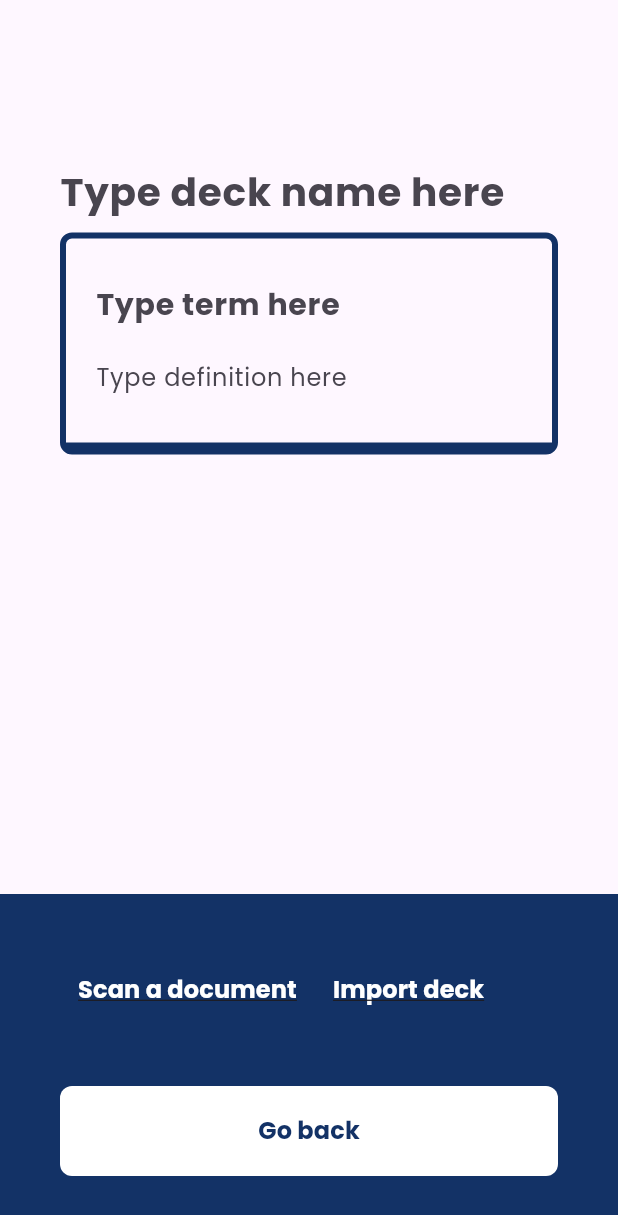
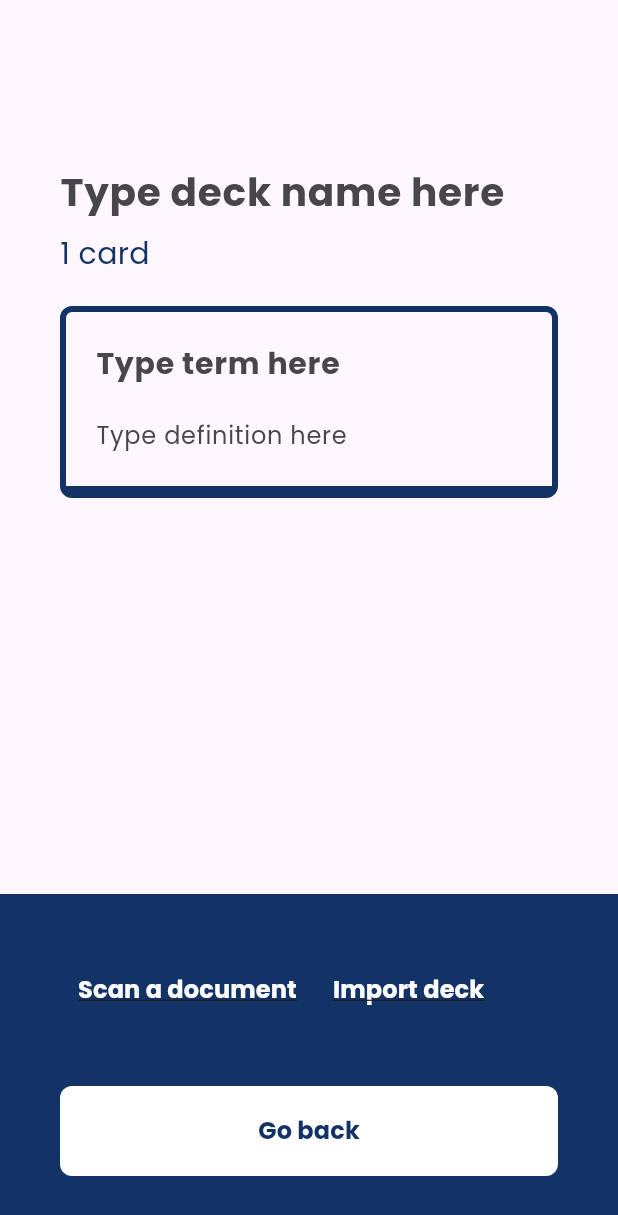
Before and after one commit to juul-vandevelde-howest/smartAppDev-eindopdracht, a Flutter app: the Add screen opened directly, on a phone screen of 412 x 824 dp. Shown: the top 1215 px of the screen. Run offline on Flutter 3.47's test engine with Material 3 defaults, Android fonts, the light colour scheme and no system bars; our stand-ins replace firebase_auth, firebase_core, phosphor_flutter; accounts and stored records are empty.

Commit message:
feat: base layout for add page is ready

```diff
--- a/lib/routes/flip/add.dart
+++ b/lib/routes/flip/add.dart
@@ -31,6 +31,11 @@ class Add extends StatelessWidget {
               ),
             ),
           ),
+          const Padding(
+            padding: EdgeInsets.only(bottom: 20, left: 40, right: 40),
+            // TODO: Add a way to change the number of cards
+            child: Text('1 card', style: TextStyle(fontSize: 20)),
+          ),
           Expanded(
             child: Padding(
               padding: const EdgeInsets.symmetric(horizontal: 40),
@@ -61,12 +66,14 @@ class Add extends StatelessWidget {
                       borderRadius: BorderRadius.circular(8),
                     ),
                     child: Padding(
-                      padding: const EdgeInsets.all(20.0),
+                      padding: const EdgeInsets.symmetric(
+                          horizontal: 20, vertical: 10),
                       child: Row(
                         crossAxisAlignment: CrossAxisAlignment.start,
                         mainAxisAlignment: MainAxisAlignment.spaceBetween,
                         children: [
                           Expanded(
+                            child: Form(
                               child: Column(
                                 crossAxisAlignment: CrossAxisAlignment.start,
                                 children: [
@@ -103,6 +110,7 @@ class Add extends StatelessWidget {
                                     ),
                                   ),
                                 ],
+                              ),
                             ),
                           ),
                         ],
```
Lines whose indentation alone changed are shown as unchanged.
